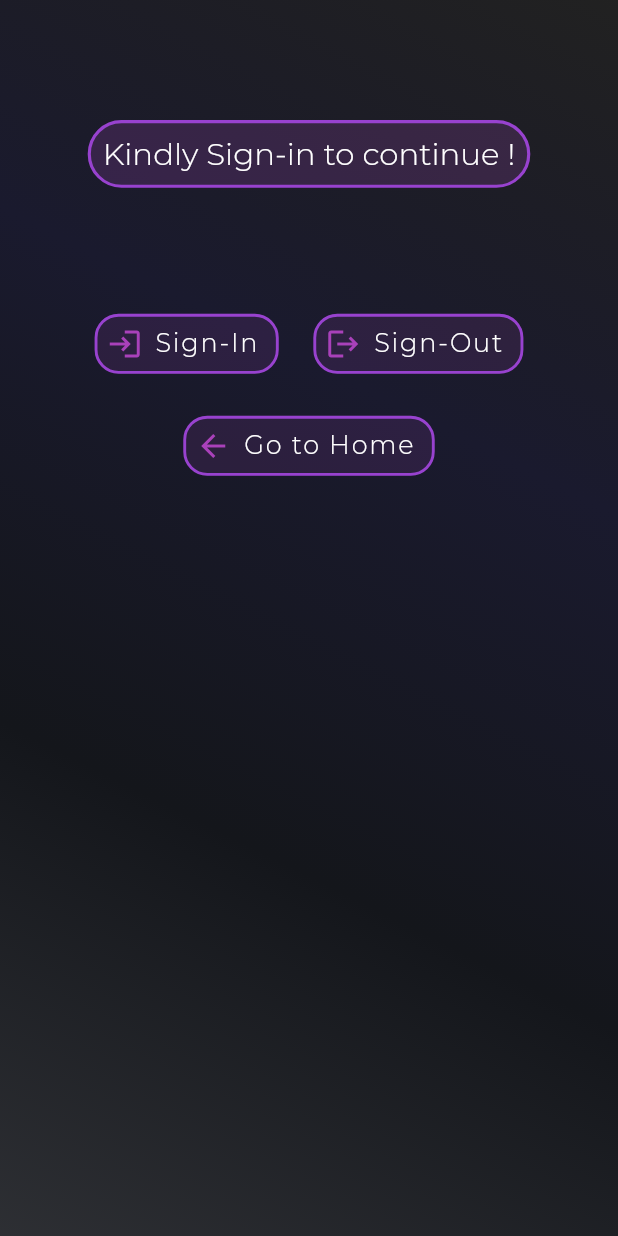
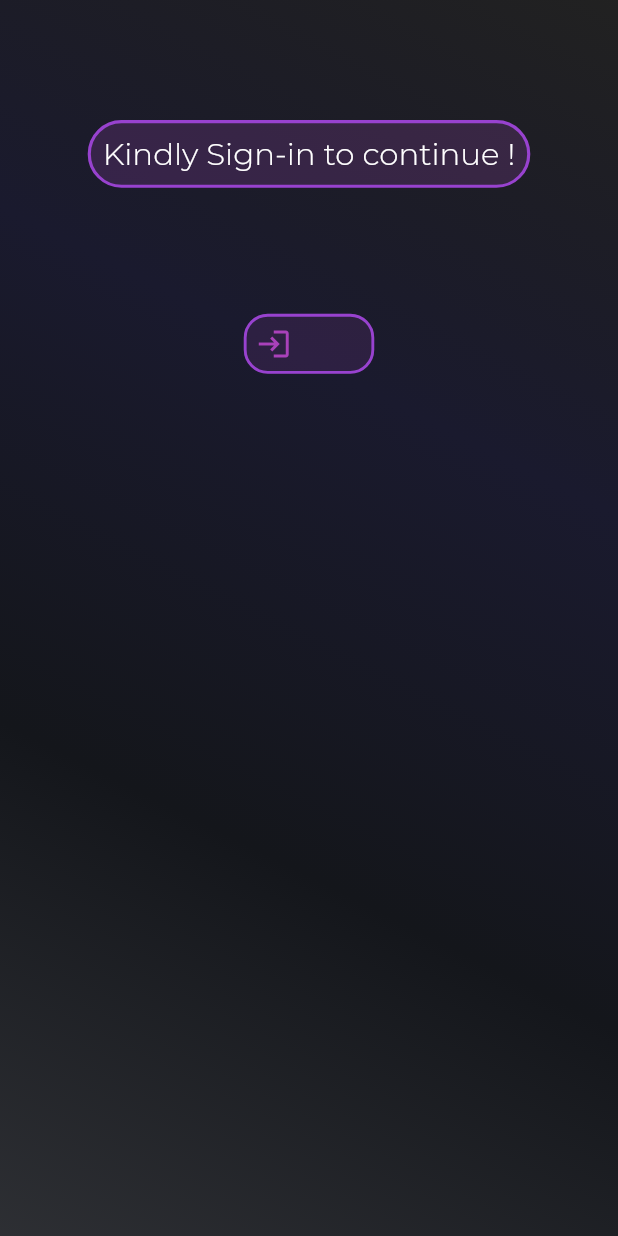
Before and after one commit to srijan2002/Media-Database, a Flutter app: the Login screen opened by its route, on a phone screen of 412 x 824 dp. Run offline on Flutter 3.47's test engine with Material 2 defaults, Android fonts, the phone set to English and light mode, and no system bars; our stand-ins replace cloud_firestore, firebase_auth, flutter_dotenv, flutter_spinkit, google_sign_in, material_design_icons_flutter and 1 more; missing offline and left inert: list_tile_more_customizable; accounts and stored records are empty.

Commit message:
Modified Login UI

```diff
--- a/lib/login.dart
+++ b/lib/login.dart
@@ -15,20 +15,29 @@ import 'error.dart';
 import 'package:sizer/sizer.dart';
 import 'package:material_design_icons_flutter/material_design_icons_flutter.dart';
 
+
+
 class Login extends StatefulWidget {
   @override
   _LoginState createState() => _LoginState();
 }
 
 class _LoginState extends State<Login> {
+  String sign ="      ";
   bool isLoggedIn;
   GoogleSignIn _googleSignIn = GoogleSignIn(scopes: ['email']);
 
   initLogin() {
     _googleSignIn.onCurrentUserChanged.listen((GoogleSignInAccount account) async {
       if (account != null) {
+        setState(() {
+          sign="Logout";
+        });
         isLoggedIn=true;
       } else {
+        setState(() {
+          sign="Login";
+        });
         isLoggedIn=false;
       }
     });
@@ -43,12 +52,13 @@ class _LoginState extends State<Login> {
 
       setState(() {
         isLoggedIn=true;
-
+        sign="Logout";
       });
       ob.collection('users').document(_googleSignIn.currentUser.id).setData({
       },
           merge: true
       );
+      Navigator.pushReplacementNamed(context, '/home');
     }
     catch(err){
       print(err);
@@ -61,11 +71,23 @@ class _LoginState extends State<Login> {
     await _googleSignIn.signOut();
     setState(() {
       isLoggedIn=false;
+      sign="Login";
     });
   }
   @override
   Widget build(BuildContext context) {
     initLogin();
+      bool flag;
+
+     if(isLoggedIn==true)
+       flag=true;
+     else
+      flag=false;
+
+
+
+
+    print(sign);
     return Sizer(
         builder: (context, orientation, deviceType) {
     return Scaffold(
@@ -109,8 +131,13 @@ class _LoginState extends State<Login> {
                   TextButton.icon(
                     // color: Colors.lightGreenAccent,
                     onPressed: () {
-                      Navigator.pushReplacementNamed(context,'/home');
+                      if(sign=="Login") {
                         _login();
+                        // Navigator.pushReplacementNamed(context,'/home');
+                      }
+                      else {
+                        _logout();
+                      }
                     },
                     icon: Icon(Icons.login_outlined,
                       color: Color(0xFFA941BA),),
@@ -125,7 +152,7 @@ class _LoginState extends State<Login> {
                         )
                     ),
                     label: Text(
-                      "Sign-In ",
+                      "$sign ",
                       style: TextStyle(
                           fontWeight: FontWeight.w400,
                           fontSize: 17.0,
@@ -136,40 +163,42 @@ class _LoginState extends State<Login> {
                       ),
                     ),
                   ),
-                  TextButton.icon(
-                    // color: Colors.white,
-                    onPressed: (){
-
-                      _logout();
-                    },
-                    icon: Icon(Icons.logout,
-                      color: Color(0xFFA941BA),),
-                    style: ButtonStyle(
-                        backgroundColor: MaterialStateProperty.all(Color(0xFFD458F2).withOpacity(0.1)),
-                        shape: MaterialStateProperty.all<RoundedRectangleBorder>(
-                            RoundedRectangleBorder(
-                                borderRadius: BorderRadius.circular(16.0),
-                                side: BorderSide(color: Color(0xFF9842CF),
-                                    width: 1.9
-                                )
-                            )
-                        )
-                    ),
-                    label: Text(
-                      "Sign-Out ",
-                      style: TextStyle(
-                          fontWeight: FontWeight.w400,
-                          fontSize: 17.0,
-                          letterSpacing: 1.2,
-                          fontFamily: 'Mont',
-                          color: Colors.white
-                      ),
-                    ),
-                  )
+                  // TextButton.icon(
+                  //   // color: Colors.white,
+                  //   onPressed: (){
+                  //
+                  //     _logout();
+                  //   },
+                  //   icon: Icon(Icons.logout,
+                  //     color: Color(0xFFA941BA),),
+                  //   style: ButtonStyle(
+                  //       backgroundColor: MaterialStateProperty.all(Color(0xFFD458F2).withOpacity(0.1)),
+                  //       shape: MaterialStateProperty.all<RoundedRectangleBorder>(
+                  //           RoundedRectangleBorder(
+                  //               borderRadius: BorderRadius.circular(16.0),
+                  //               side: BorderSide(color: Color(0xFF9842CF),
+                  //                   width: 1.9
+                  //               )
+                  //           )
+                  //       )
+                  //   ),
+                  //   label: Text(
+                  //     "Sign-Out ",
+                  //     style: TextStyle(
+                  //         fontWeight: FontWeight.w400,
+                  //         fontSize: 17.0,
+                  //         letterSpacing: 1.2,
+                  //         fontFamily: 'Mont',
+                  //         color: Colors.white
+                  //     ),
+                  //   ),
+                  // )
                 ],
               ),
             ),
-            TextButton.icon(
+            Visibility(
+              visible: flag,
+              child: TextButton.icon(
                 // color: Colors.lightGreenAccent,
                 onPressed: () {
                   Navigator.pushReplacementNamed(context,'/home');
@@ -198,6 +227,7 @@ class _LoginState extends State<Login> {
                   ),
                 ),
               ),
+            ),
           ],
         ),
 
```
Lines whose indentation alone changed are shown as unchanged.
